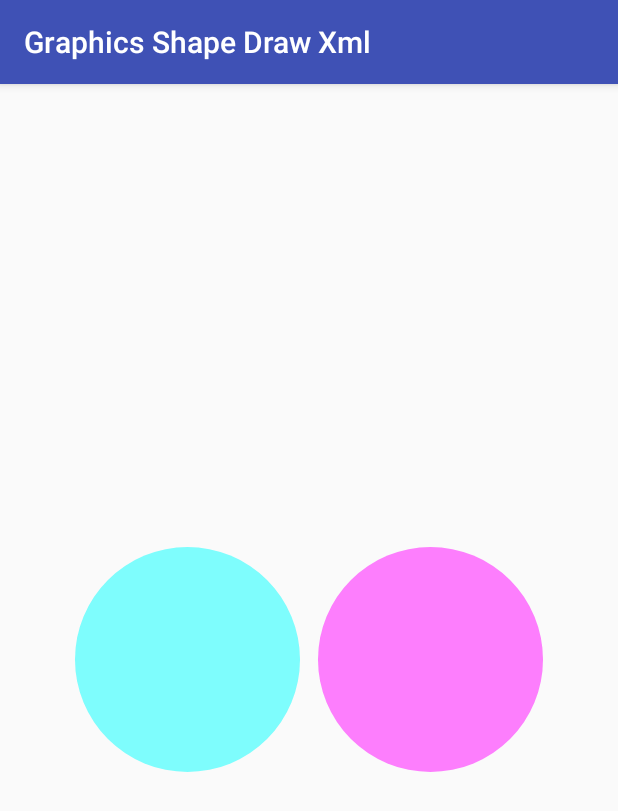
After one commit to YershovAleksandr/Android_023, an Android app: the ShapeDrawActivityXml screen opened directly, with no data from a screen before it, on a phone screen of 412 x 824 dp. The commit adds this screen. Shown: the top 811 px of the screen. Run offline under Robolectric (Android 15) with nearby library versions, the phone set to English and light mode, and no system bars.

Commit message:
Graphics Shape Draw Xml complete

```diff
--- a/app/src/main/AndroidManifest.xml
+++ b/app/src/main/AndroidManifest.xml
@@ -26,6 +26,7 @@
         <activity android:name=".GraphicsFrameAnimationActivity" android:label="@string/app_graphicsframeanimation" />
         <activity android:name=".GraphicsPaintActivity" android:label="@string/app_graphicspaint" />
         <activity android:name=".ShapeDrawActivity" android:label="@string/app_graphicshapedraw" />
+        <activity android:name=".ShapeDrawActivityXml" android:label="@string/app_graphicshapedrawxml" />
     </application>
 
 </manifest>
--- a/app/src/main/java/nam/com/mylabapplication/MainActivity.java
+++ b/app/src/main/java/nam/com/mylabapplication/MainActivity.java
@@ -99,6 +99,14 @@ public class MainActivity extends AppCompatActivity {
             }
         });
 
+        Button mButton8 = findViewById(R.id.button8);
+        mButton8.setOnClickListener(new View.OnClickListener() {
+            @Override
+            public void onClick(View v) {
+                startActivity(new Intent(getBaseContext(), ShapeDrawActivityXml.class));
+            }
+        });
+
 
     }
 
--- /dev/null
+++ b/app/src/main/java/nam/com/mylabapplication/ShapeDrawActivityXml.java
@@ -0,0 +1,12 @@
+package nam.com.mylabapplication;
+
+import android.os.Bundle;
+import android.support.v7.app.AppCompatActivity;
+
+public class ShapeDrawActivityXml extends AppCompatActivity {
+	@Override
+	public void onCreate(Bundle savedInstanceState) {
+		super.onCreate(savedInstanceState);
+		setContentView(R.layout.graphicsshapedrawxml);
+	}
+}
--- /dev/null
+++ b/app/src/main/res/drawable/cyan_shape.xml
@@ -0,0 +1,7 @@
+<?xml version="1.0" encoding="utf-8"?>
+<shape xmlns:android="http://schemas.android.com/apk/res/android"
+    android:shape="oval" >
+
+    <solid android:color="#7F00ffff" />
+
+</shape>
--- /dev/null
+++ b/app/src/main/res/drawable/magenta_shape.xml
@@ -0,0 +1,7 @@
+<?xml version="1.0" encoding="utf-8"?>
+<shape xmlns:android="http://schemas.android.com/apk/res/android"
+    android:shape="oval" >
+
+    <solid android:color="#7Fff00ff" />
+
+</shape>
--- /dev/null
+++ b/app/src/main/res/layout/graphicsshapedrawxml.xml
@@ -0,0 +1,27 @@
+<?xml version="1.0" encoding="utf-8"?>
+<RelativeLayout xmlns:android="http://schemas.android.com/apk/res/android"
+    android:id="@+id/main_window"
+    android:layout_width="match_parent"
+    android:layout_height="match_parent" >
+
+    <ImageView
+        android:id="@+id/imageView2"
+        android:layout_width="250dp"
+        android:layout_height="250dp"
+        android:layout_alignParentStart="true"
+        android:layout_centerVertical="true"
+        android:contentDescription="@string/cyan_circle"
+        android:padding="50dp"
+        android:src="@drawable/cyan_shape" />
+
+    <ImageView
+        android:id="@+id/imageView3"
+        android:layout_width="250dp"
+        android:layout_height="250dp"
+        android:layout_alignParentEnd="true"
+        android:layout_centerVertical="true"
+        android:contentDescription="@string/magenta_circle"
+        android:padding="50dp"
+        android:src="@drawable/magenta_shape" />
+
+</RelativeLayout>
--- a/app/src/main/res/values/strings.xml
+++ b/app/src/main/res/values/strings.xml
@@ -11,6 +11,7 @@
     <string name="app_graphicsframeanimation">Graphics Frame Animation</string>
     <string name="app_graphicspaint">Graphics Paint Activity</string>
     <string name="app_graphicshapedraw">Graphics Shape Draw</string>
+    <string name="app_graphicshapedrawxml">Graphics Shape Draw Xml</string>
 
     <string name="btn_txt_1">Graphics Bubble Program</string>
     <string name="btn_txt_2">Graphics Bubble Xml</string>
@@ -20,7 +21,7 @@
 
     <string name="btn_txt_6">Graphics Paint</string>
     <string name="btn_txt_7">Graphics Shape Draw</string>
-    <string name="btn_txt_8">Button text 8</string>
+    <string name="btn_txt_8">Graphics Shape Draw Xml</string>
     <string name="btn_txt_9">Button text 9</string>
     <string name="btn_txt_10">Button text 10</string>
 
@@ -44,4 +45,7 @@
     <string name="text_literal">Text</string>
     <string name="long_text">This is a lot of Text. This is even more Text.</string>
 
+    <string name="cyan_circle">Cyan Circle</string>
+    <string name="magenta_circle">Magenta Circle</string>
+
 </resources>
```
